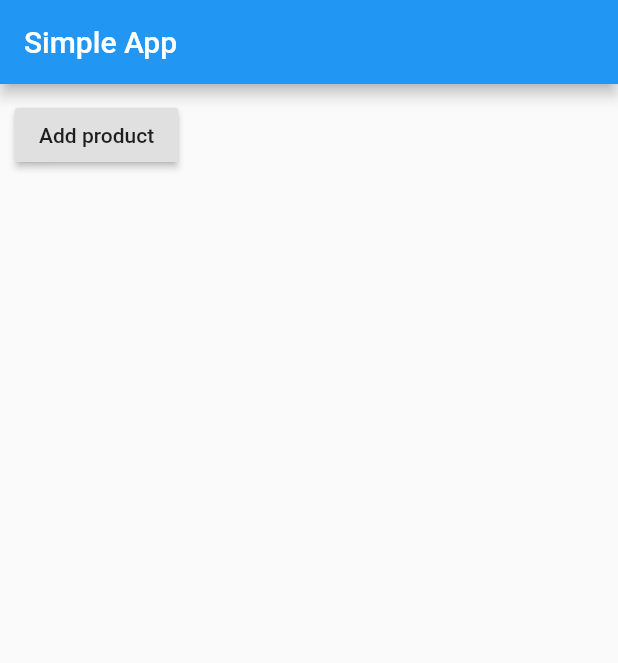
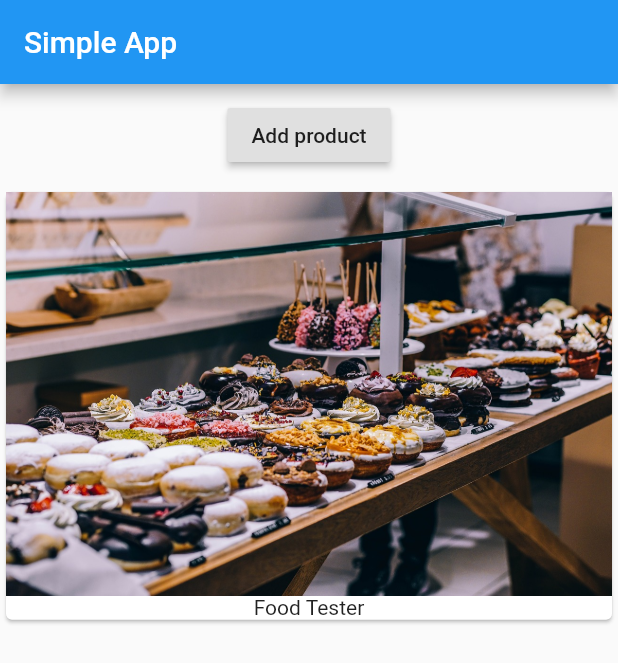
Before and after one commit to xdass/flutter_learn, a Flutter app: the screen it shows after launch, on a phone screen of 412 x 824 dp. Shown: the top 663 px of the screen. Run offline on Flutter 3.47's test engine with Material 2 defaults, Android fonts, the phone set to English and light mode, and no system bars.

Commit message:
add productmanager

```diff
--- a/lib/main.dart
+++ b/lib/main.dart
@@ -1,41 +1,17 @@
 import 'package:flutter/material.dart';
+import './product_manager.dart';
 
 void main() => runApp(MyApp());
 
-class MyApp extends StatefulWidget {
-  @override
-  State<StatefulWidget> createState() {
-    // TODO: implement createState
-    return _MyAppState();
-  }
-}
-
-class _MyAppState extends State<MyApp> {
-  List<String> _products = ['Food Tester'];
-
+class MyApp extends StatelessWidget {
   @override
   Widget build(BuildContext context) {
-    // TODO: implement build
     return MaterialApp(
       home: Scaffold(
           appBar: AppBar(
             title: Text('Simple App'),
           ),
-          body: Column(
-            children: [
-              Container(
-                margin: EdgeInsets.all(10.0),
-                child: RaisedButton(
-                  onPressed: () {
-                    setState(() {
-                      _products.add('Eater');
-                    });
-                  },
-                  child: Text('Add product'),
-                ),
-              ),
-            ],
-          )),
+          body: ProductManager('Food Tester')),
     );
   }
 }
--- a/lib/product_manager.dart
+++ b/lib/product_manager.dart
@@ -1 +1,42 @@
 import 'package:flutter/material.dart';
+import './products.dart';
+
+class ProductManager extends StatefulWidget {
+  final String startingProduct;
+  ProductManager(this.startingProduct);
+
+  @override
+  State<StatefulWidget> createState() {
+    return _ProductManagerState();
+  }
+}
+
+class _ProductManagerState extends State<ProductManager> {
+  List<String> _products = [];
+
+  @override
+  void initState() {
+    _products.add(widget.startingProduct);
+    super.initState();
+  }
+
+  @override
+  Widget build(BuildContext context) {
+    return Column(
+      children: [
+        Container(
+          margin: EdgeInsets.all(10.0),
+          child: RaisedButton(
+            onPressed: () {
+              setState(() {
+                _products.add('Eater');
+              });
+            },
+            child: Text('Add product'),
+          ),
+        ),
+        Products(_products)
+      ],
+    );
+  }
+}
--- a/lib/products.dart
+++ b/lib/products.dart
@@ -7,17 +7,17 @@ class Products extends StatelessWidget {
 
   @override
   Widget build(BuildContext context) {
-    // TODO: implement build
-    return               Column(
-                children:
-                  products.map((element) => Card(
+    return Column(
+      children: products
+          .map((element) => Card(
                 child: Column(
                   children: <Widget>[
                     Image.asset('assets/food.jpg'),
                     Text(element)
                   ],
                 ),
-                      )).toList(),
-              ),
+              ))
+          .toList(),
+    );
   }
 }
```
Lines whose indentation alone changed are shown as unchanged.
